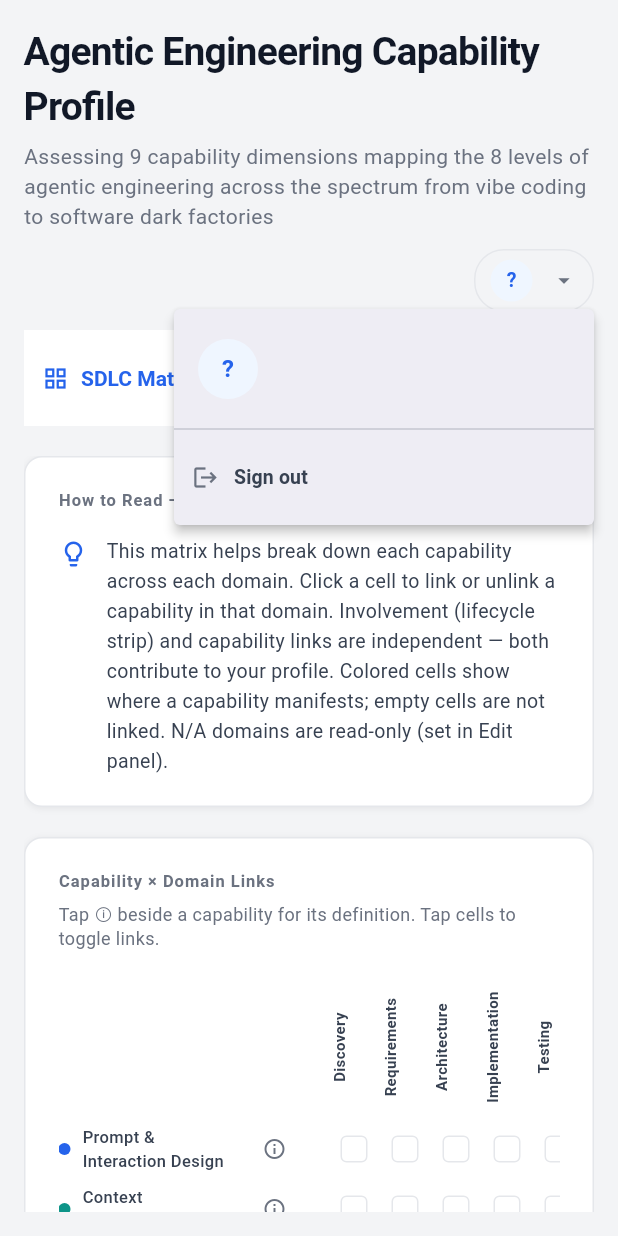
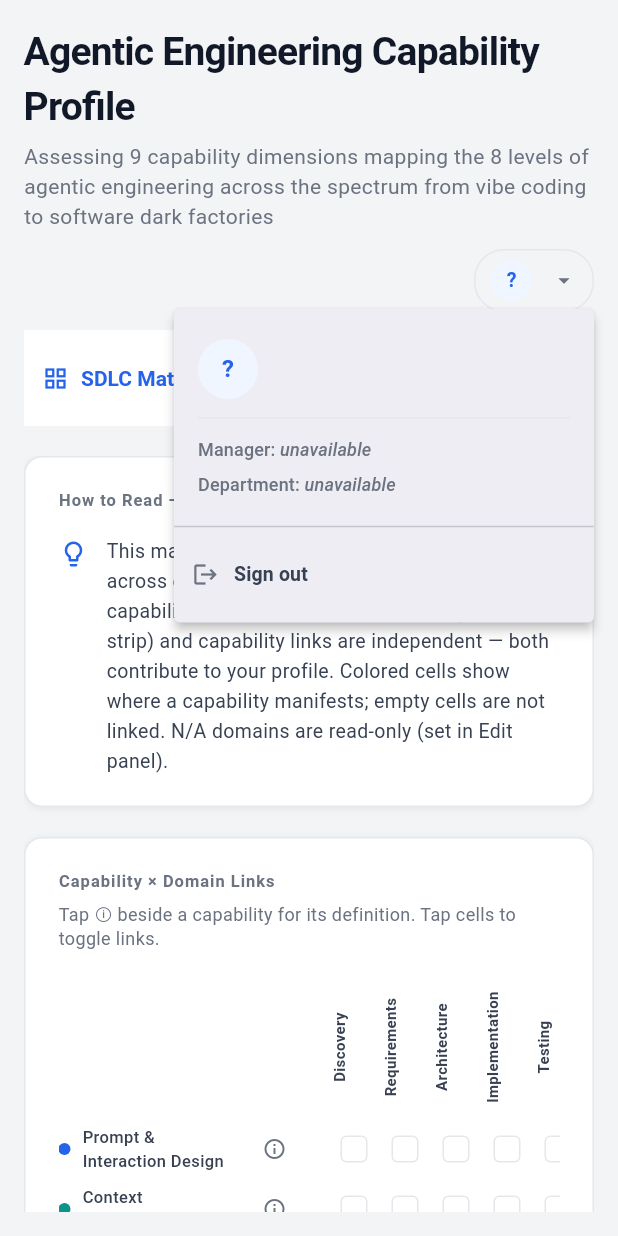
Before and after one commit to rilsmith/flutter-ai-capability-profile, a Flutter app: the _HomePage screen opened directly, after a tap on an icon or button, on a phone screen of 412 x 824 dp. Run offline on Flutter 3.47's test engine with Material 3 defaults, Android fonts, the phone set to English and light mode, and no system bars; our stand-ins replace file_picker, shared_preferences, web; missing offline and left inert: dart:html; accounts and stored records are empty.

Commit message:
Fix VAL-CROSS-009: show unavailable manager/department in UserMenu when LDAP fails or fields are empty
Co-authored-by: factory-droid[bot] <138933559+factory-droid[bot]@users.noreply.github.com>

```diff
--- a/lib/widgets/user_menu.dart
+++ b/lib/widgets/user_menu.dart
@@ -21,8 +21,12 @@ class UserMenu extends StatelessWidget {
     if (user == null) return const SizedBox.shrink();
 
     final ldap = auth.ldapInfo;
-    final hasManager = ldap != null && ldap.manager.isNotEmpty;
-    final hasDepartment = ldap != null && ldap.departmentNumber.isNotEmpty;
+    final managerValue = (ldap != null && ldap.manager.isNotEmpty)
+        ? ldap.manager
+        : 'unavailable';
+    final departmentValue = (ldap != null && ldap.departmentNumber.isNotEmpty)
+        ? ldap.departmentNumber
+        : 'unavailable';
     final hasAvatar = user.avatarUrl.isNotEmpty;
 
     return PopupMenuButton<void>(
@@ -131,16 +135,20 @@ class UserMenu extends StatelessWidget {
                     ),
                   ],
                 ),
-                if (hasManager || hasDepartment) ...[
-                  const SizedBox(height: 12),
-                  const Divider(height: 1, color: DashboardTheme.cardBorder),
-                  const SizedBox(height: 12),
-                  if (hasManager)
-                    _InfoRow(label: 'Manager', value: ldap.manager),
-                  if (hasManager && hasDepartment) const SizedBox(height: 6),
-                  if (hasDepartment)
-                    _InfoRow(label: 'Department', value: ldap.departmentNumber),
-                ],
+                const SizedBox(height: 12),
+                const Divider(height: 1, color: DashboardTheme.cardBorder),
+                const SizedBox(height: 12),
+                _InfoRow(
+                  label: 'Manager',
+                  value: managerValue,
+                  isUnavailable: managerValue == 'unavailable',
+                ),
+                const SizedBox(height: 6),
+                _InfoRow(
+                  label: 'Department',
+                  value: departmentValue,
+                  isUnavailable: departmentValue == 'unavailable',
+                ),
               ],
             ),
           ),
@@ -169,10 +177,15 @@ class UserMenu extends StatelessWidget {
 }
 
 class _InfoRow extends StatelessWidget {
-  const _InfoRow({required this.label, required this.value});
+  const _InfoRow({
+    required this.label,
+    required this.value,
+    this.isUnavailable = false,
+  });
 
   final String label;
   final String value;
+  final bool isUnavailable;
 
   @override
   Widget build(BuildContext context) {
@@ -196,10 +209,11 @@ class _InfoRow extends StatelessWidget {
         Expanded(
           child: Text(
             value,
-            style: const TextStyle(
+            style: TextStyle(
               fontSize: 12,
-              fontWeight: FontWeight.w600,
-              color: DashboardTheme.body,
+              fontWeight: isUnavailable ? FontWeight.w500 : FontWeight.w600,
+              color: isUnavailable ? DashboardTheme.muted : DashboardTheme.body,
+              fontStyle: isUnavailable ? FontStyle.italic : FontStyle.normal,
             ),
           ),
         ),
```
Also changed, not shown: 1 other file.
